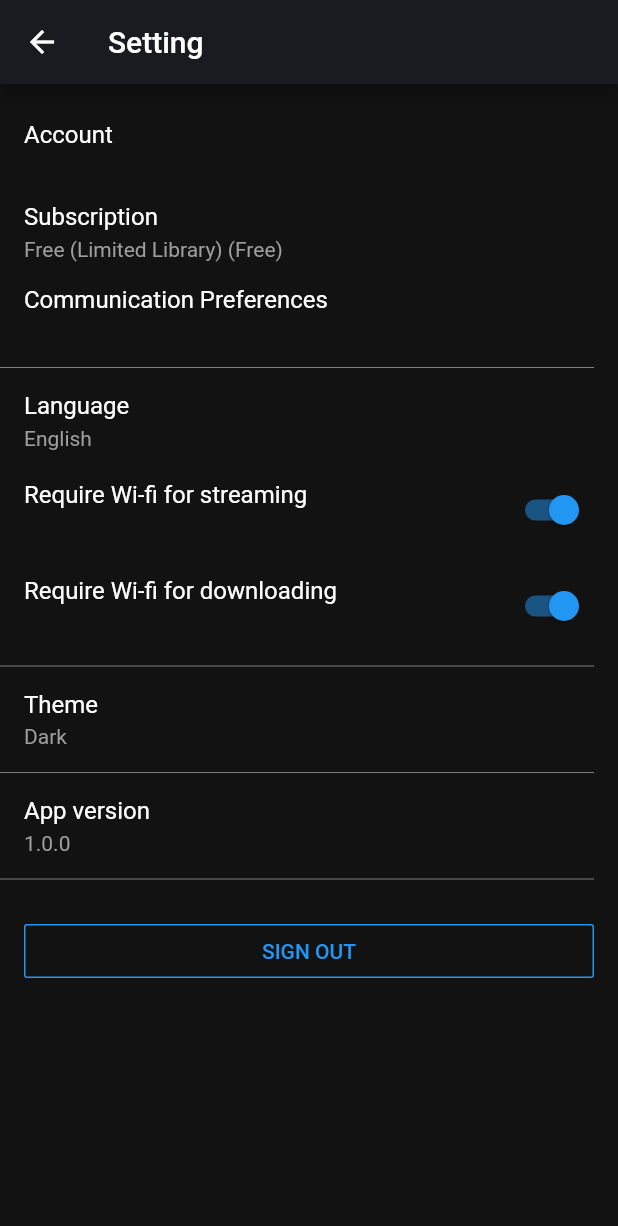
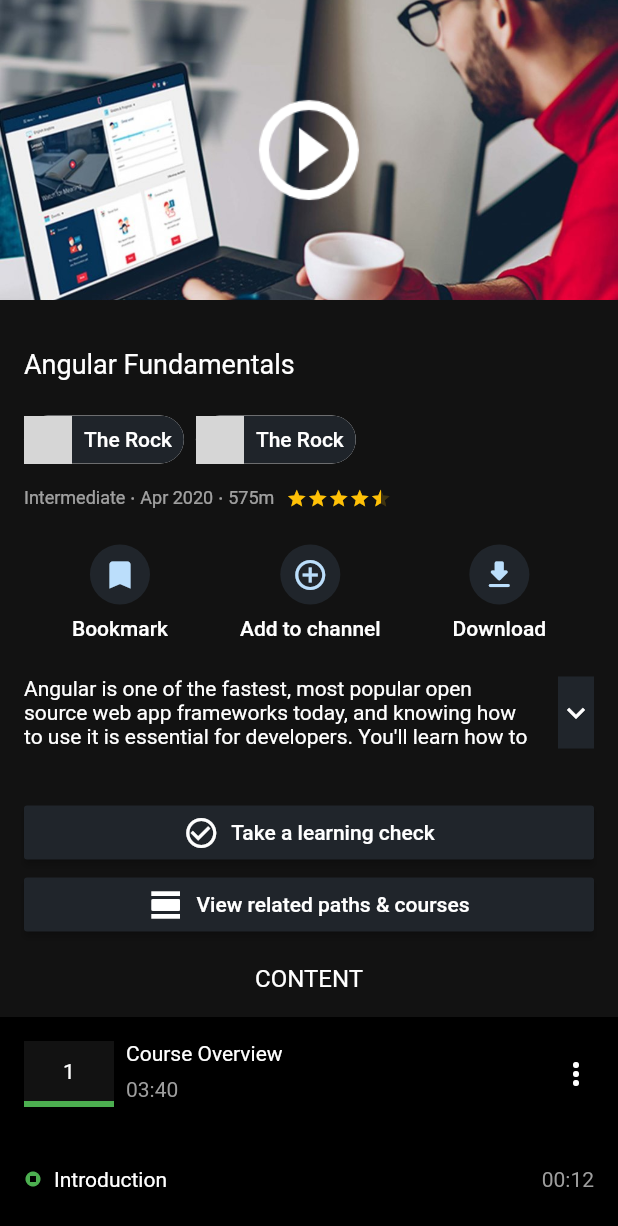
Before and after one commit to tranphunguyen98/MyOnlineLearning, a Flutter app: the screen it shows after launch, on a phone screen of 412 x 824 dp. Shown: the top 1226 px of the screen. Run offline on Flutter 3.47's test engine with Material 2 defaults, Android fonts, the phone set to English and light mode, and no system bars; drawn by our look-alikes of flutter_rating_bar; our stand-ins replace flutter_svg; grey boxes are pictures that could not be loaded.

Commit message:
feat (CourseDetail): Created UI

```diff
--- a/lib/main.dart
+++ b/lib/main.dart
@@ -15,7 +15,7 @@ class MyApp extends StatelessWidget {
         theme: ThemeData(
           visualDensity: VisualDensity.adaptivePlatformDensity,
         ),
-        initialRoute: MyRouter.SETTING,
+        initialRoute: MyRouter.COURSE_DETAIL,
         onGenerateRoute: MyRouter.generateRoute,
         home: HomeScreen());
   }
--- /dev/null
+++ b/lib/model/entity/Chapter.dart
@@ -0,0 +1,37 @@
+import 'Lesson.dart';
+
+class Chapter {
+  final String title;
+  final int duration;
+  final int index;
+  final bool isStudying;
+  final List<Lesson> listLesson;
+
+  const Chapter(this.title, this.duration, this.index, this.listLesson,
+      {this.isStudying = false});
+
+  String get durationString {
+    int minute = duration ~/ 60;
+    int second = duration % 60;
+    String result = "";
+    if (minute < 10) {
+      result += "0$minute:";
+    } else {
+      result += "$minute:";
+    }
+
+    if (second < 10) {
+      result += "0$second";
+    } else {
+      result += "$second";
+    }
+
+    return result;
+  }
+
+  static const List<Chapter> listChapter = [
+    Chapter("Course Overview", 220, 1, Lesson.listLesson, isStudying: true),
+    Chapter("Getting Started with Angular", 410, 2, Lesson.listLesson),
+    Chapter("Exploring the Angular Template Syntax", 110, 3, Lesson.listLesson),
+  ];
+}
--- /dev/null
+++ b/lib/model/entity/Lesson.dart
@@ -0,0 +1,35 @@
+class Lesson {
+  final String title;
+  final int duration;
+  final isStudying;
+
+  const Lesson(this.title, this.duration, {this.isStudying = false});
+
+  String get durationString {
+    int minute = duration ~/ 60;
+    int second = duration % 60;
+    String result = "";
+    if (minute < 10) {
+      result += "0$minute:";
+    } else {
+      result += "$minute:";
+    }
+
+    if (second < 10) {
+      result += "0$second";
+    } else {
+      result += "$second";
+    }
+
+    return result;
+  }
+
+  static const List<Lesson> listLesson = [
+    Lesson("Introduction", 12, isStudying: true),
+    Lesson("Practice Exercises", 60),
+    Lesson("Introduction to TypeScript", 90),
+    Lesson("Practice Exercises", 240),
+    Lesson("Introduction", 100),
+    Lesson("Introduction to TypeScript", 120)
+  ];
+}
--- a/lib/model/entity/course.dart
+++ b/lib/model/entity/course.dart
@@ -9,9 +9,10 @@ class Course {
   final String createdAt;
   final String level;
   final List<String> instructorNames;
+  final String description;
 
-  const Course({
-    this.id = "",
+  const Course(
+      {this.id = "",
       this.title = "",
       this.subtitle = "",
       this.price = "",
@@ -21,7 +22,7 @@ class Course {
       this.createdAt = "",
       this.level = "",
       this.instructorNames,
-  });
+      this.description = ""});
 
   static List<Course> listCourse = [
     Course(
@@ -33,7 +34,8 @@ class Course {
         totalMinutes: 575,
         ratedNumber: 4.2,
         imageUrl: "images/course_image_2.jpg",
-    ),
+        description:
+            "Angular is one of the fastest, most popular open source web app frameworks today, and knowing how to use it is essential for developers. You'll learn how to create components and user interfaces, data-binding, retrieving data using HTTP, and more."),
     Course(
       id: "2",
       title: "C# Fundamentals",
--- /dev/null
+++ b/lib/presentation/screen/course_study/course_introduction/ItemFunctionDetail.dart
@@ -0,0 +1,31 @@
+import 'package:flutter/material.dart';
+import 'package:my_online_learning/utils/my_const/my_const.dart';
+
+class ItemFunctionDetail extends StatelessWidget {
+  final String title;
+  final IconData iconData;
+
+  const ItemFunctionDetail(this.title, this.iconData);
+
+  @override
+  Widget build(BuildContext context) {
+    return FlatButton(
+        padding: EdgeInsets.symmetric(horizontal: 16.0, vertical: 8.0),
+        onPressed: () {},
+        child: Column(
+          children: [
+            CircleAvatar(
+              backgroundColor: COLOR_CONST.GRAY_LIGHT,
+              child: Icon(iconData),
+            ),
+            SizedBox(
+              height: 8.0,
+            ),
+            Text(
+              title,
+              style: STYLE_CONST.textRegular,
+            ),
+          ],
+        ));
+  }
+}
--- /dev/null
+++ b/lib/presentation/screen/course_study/course_introduction/WidgetButtonIcon.dart
@@ -0,0 +1,33 @@
+import 'package:flutter/material.dart';
+import 'package:my_online_learning/utils/my_const/my_const.dart';
+
+class WidgetButtonIcon extends StatelessWidget {
+  final String title;
+  final IconData iconData;
+
+  const WidgetButtonIcon(this.title, this.iconData);
+
+  @override
+  Widget build(BuildContext context) {
+    return RaisedButton(
+      onPressed: () {},
+      color: COLOR_CONST.GRAY_LIGHT,
+      child: Row(
+        mainAxisAlignment: MainAxisAlignment.center,
+        children: [
+          Icon(
+            iconData,
+            color: Colors.white,
+          ),
+          SizedBox(
+            width: 8.0,
+          ),
+          Text(
+            title,
+            style: STYLE_CONST.textRegular,
+          ),
+        ],
+      ),
+    );
+  }
+}
--- a/lib/presentation/screen/course_study/course_introduction/sc_course_introduction.dart
+++ b/lib/presentation/screen/course_study/course_introduction/sc_course_introduction.dart
@@ -0,0 +1,366 @@
+import 'package:flutter/material.dart';
+import 'package:flutter_rating_bar/flutter_rating_bar.dart';
+import 'package:my_online_learning/model/entity/Chapter.dart';
+import 'package:my_online_learning/model/entity/author.dart';
+import 'package:my_online_learning/model/entity/course.dart';
+import 'package:my_online_learning/utils/my_const/my_const.dart';
+
+import 'ItemFunctionDetail.dart';
+import 'WidgetButtonIcon.dart';
+
+class CourseDetailScreen extends StatefulWidget {
+  @override
+  _CourseDetailScreenState createState() => _CourseDetailScreenState();
+}
+
+class _CourseDetailScreenState extends State<CourseDetailScreen> {
+  Course course = Course.listCourse[0];
+
+  @override
+  Widget build(BuildContext context) {
+    return Material(
+      color: COLOR_CONST.BACKGROUND_DARK,
+      child: ListView(
+        children: [
+          SizedBox(height: MediaQuery.of(context).padding.top),
+          _buildVideoView(),
+          _buildHeaderInfo(),
+          _buildRowFunction(),
+          _buildDescription(),
+          _buildButtonFunction(),
+          _buildContentHeader(),
+          SizedBox(height: 16.0),
+          _buildContent(),
+        ],
+      ),
+    );
+  }
+
+  _buildVideoView() {
+    return Stack(
+      children: [
+        Image(
+            height: 200,
+            width: double.infinity,
+            fit: BoxFit.fitWidth,
+            image: AssetImage(course.imageUrl)),
+        Positioned.fill(
+          child: Align(
+            alignment: Alignment.center,
+            child: Image(
+              height: 80,
+              width: 80,
+              image: AssetImage("assets/ic_play.png"),
+            ),
+          ),
+        ),
+      ],
+    );
+  }
+
+  _buildItemAuthor() {
+    return Chip(
+      label: Text(
+        Author.listAuthor[0].name,
+        style: STYLE_CONST.textRegular,
+      ),
+      padding: EdgeInsets.all(0.0),
+      backgroundColor: COLOR_CONST.GRAY,
+      avatar: Container(
+        decoration: BoxDecoration(
+          shape: BoxShape.circle,
+          image: new DecorationImage(
+            fit: BoxFit.fill,
+            image: new AssetImage(Author.listAuthor[0].imageUrl),
+          ),
+        ),
+      ),
+    );
+  }
+
+  _buildHeaderInfo() {
+    return Padding(
+      padding: const EdgeInsets.all(16.0),
+      child: Column(
+        crossAxisAlignment: CrossAxisAlignment.start,
+        children: [
+          SizedBox(
+            height: 16.0,
+          ),
+          Text(
+            course.title,
+            style: STYLE_CONST.textTitle,
+          ),
+          SizedBox(
+            height: 16.0,
+          ),
+          Row(
+            children: [
+              _buildItemAuthor(),
+              SizedBox(
+                width: 8.0,
+              ),
+              _buildItemAuthor(),
+            ],
+          ),
+          SizedBox(
+            height: 8.0,
+          ),
+          _buildRowInfo(),
+        ],
+      ),
+    );
+  }
+
+  _buildRowInfo() {
+    return Row(
+      children: [
+        Text(
+          course.level,
+          style: STYLE_CONST.textSmallWhite60,
+        ),
+        SizedBox(
+          width: 4,
+        ),
+        Icon(
+          Icons.circle,
+          color: Colors.white60,
+          size: 2,
+        ),
+        SizedBox(
+          width: 4,
+        ),
+        Text(
+          course.createdAt,
+          style: STYLE_CONST.textSmallWhite60,
+        ),
+        SizedBox(
+          width: 4,
+        ),
+        Icon(
+          Icons.circle,
+          color: Colors.white60,
+          size: 2,
+        ),
+        SizedBox(
+          width: 4,
+        ),
+        Text(
+          "${course.totalMinutes}m",
+          style: STYLE_CONST.textSmallWhite60,
+        ),
+        SizedBox(
+          width: 8.0,
+        ),
+        _buildRating()
+      ],
+    );
+  }
+
+  _buildRating() {
+    return RatingBar(
+      initialRating: course.ratedNumber,
+      minRating: 1,
+      direction: Axis.horizontal,
+      allowHalfRating: true,
+      unratedColor: Colors.amber.withAlpha(50),
+      itemCount: 5,
+      itemSize: 14.0,
+      itemBuilder: (context, _) => Icon(
+        Icons.star,
+        color: Colors.amber,
+      ),
+      onRatingUpdate: (rating) {},
+    );
+  }
+
+  _buildRowFunction() {
+    return Padding(
+      padding: const EdgeInsets.symmetric(horizontal: 16.0),
+      child: Row(
+        mainAxisAlignment: MainAxisAlignment.spaceEvenly,
+        children: [
+          ItemFunctionDetail("Bookmark", Icons.bookmark),
+          ItemFunctionDetail("Add to channel", Icons.control_point),
+          ItemFunctionDetail("Download", Icons.download_rounded),
+        ],
+      ),
+    );
+  }
+
+  _buildDescription() {
+    return Padding(
+      padding: const EdgeInsets.all(16.0),
+      child: IntrinsicHeight(
+        child: Row(
+          crossAxisAlignment: CrossAxisAlignment.stretch,
+          children: [
+            Expanded(
+              child: Text(
+                course.description,
+                style: STYLE_CONST.textRegular,
+                maxLines: 3,
+              ),
+            ),
+            SizedBox(
+              width: 16.0,
+            ),
+            Container(
+              color: COLOR_CONST.GRAY_LIGHT,
+              alignment: Alignment.center,
+              child: Icon(
+                Icons.keyboard_arrow_down,
+                color: Colors.white,
+              ),
+            )
+          ],
+        ),
+      ),
+    );
+  }
+
+  _buildButtonFunction() {
+    return Padding(
+      padding: const EdgeInsets.all(16.0),
+      child: Column(
+        children: [
+          WidgetButtonIcon("Take a learning check", Icons.check_circle_outline),
+          WidgetButtonIcon("View related paths & courses", Icons.view_day),
+        ],
+      ),
+    );
+  }
+
+  _buildContentHeader() {
+    return Align(
+      alignment: Alignment.center,
+      child: Text(
+        "CONTENT",
+        style: STYLE_CONST.textMedium,
+      ),
+    );
+  }
+
+  _buildContent() {
+    return Container(
+      padding: EdgeInsets.only(top: 8.0),
+      color: Colors.black,
+      child: ListView.separated(
+        shrinkWrap: true,
+        physics: ClampingScrollPhysics(),
+        itemCount: Chapter.listChapter.length,
+        itemBuilder: (context, index) {
+          return ItemChapter(Chapter.listChapter[index]);
+        },
+        separatorBuilder: (BuildContext context, int index) {
+          return Padding(
+            padding: const EdgeInsets.all(16.0),
+            child: Divider(
+              color: Colors.grey,
+            ),
+          );
+        },
+      ),
+    );
+  }
+}
+
+class ItemChapter extends StatelessWidget {
+  final Chapter chapter;
+
+  const ItemChapter(this.chapter);
+  @override
+  Widget build(BuildContext context) {
+    return Column(
+      children: [
+        _buildHeader(),
+        SizedBox(
+          height: 16.0,
+        ),
+        ...chapter.listLesson.map((lesson) => Padding(
+              padding:
+                  const EdgeInsets.symmetric(horizontal: 16.0, vertical: 16.0),
+              child: Row(
+                children: [
+                  Icon(
+                    Icons.stop_circle,
+                    color: lesson.isStudying
+                        ? Colors.green
+                        : COLOR_CONST.BACKGROUND_DARK,
+                    size: 12,
+                  ),
+                  SizedBox(
+                    width: 8.0,
+                  ),
+                  Expanded(
+                      child: Text(
+                    lesson.title,
+                    style: STYLE_CONST.textRegular,
+                  )),
+                  Text(
+                    lesson.durationString,
+                    style: STYLE_CONST.textRegularGray,
+                  ),
+                ],
+              ),
+            ))
+      ],
+    );
+  }
+
+  _buildHeader() {
+    return Container(
+      padding: EdgeInsets.symmetric(horizontal: 16.0, vertical: 8.0),
+      height: 60.0,
+      child: Row(children: [
+        Container(
+          width: 60.0,
+          child: Column(
+            children: [
+              Expanded(
+                child: Container(
+                  alignment: Alignment.center,
+                  color: COLOR_CONST.BACKGROUND_DARK,
+                  child: Text(
+                    chapter.index.toString(),
+                    style: STYLE_CONST.textRegular,
+                  ),
+                ),
+              ),
+              Container(
+                height: 4.0,
+                color:
+                    chapter.isStudying ? Colors.green : COLOR_CONST.GRAY_LIGHT,
+              )
+            ],
+          ),
+        ),
+        SizedBox(
+          width: 8.0,
+        ),
+        Expanded(
+          child: Column(
+            crossAxisAlignment: CrossAxisAlignment.start,
+            children: [
+              Text(
+                chapter.title,
+                style: STYLE_CONST.textRegular,
+              ),
+              SizedBox(
+                height: 8.0,
+              ),
+              Text(
+                chapter.durationString,
+                style: STYLE_CONST.textRegularGray,
+              )
+            ],
+          ),
+        ),
+        Icon(
+          Icons.more_vert,
+          color: Colors.white,
+        )
+      ]),
+    );
+  }
+}
--- a/lib/presentation/screen/router.dart
+++ b/lib/presentation/screen/router.dart
@@ -7,6 +7,7 @@ import 'package:my_online_learning/presentation/screen/Authentication/register/s
 import 'package:my_online_learning/presentation/screen/Authentication/reset_password/sc_reset_password.dart';
 import 'package:my_online_learning/presentation/screen/Authentication/start/sc_start.dart';
 import 'package:my_online_learning/presentation/screen/browse_courses/list_of_courses/sc_list_course.dart';
+import 'package:my_online_learning/presentation/screen/course_study/course_introduction/sc_course_introduction.dart';
 import 'package:my_online_learning/presentation/screen/home_page.dart';
 
 import 'Authentication/sign_in/sc_sign_in.dart';
@@ -19,6 +20,7 @@ class MyRouter {
   static const String THEME = '/theme';
   static const String HOME = '/home';
   static const String LIST_COURSE = '/list_course';
+  static const String COURSE_DETAIL = '/course_detail';
   static const String START = '/start';
   static const String SPLASH = '/splash';
   static const String LOGIN = '/login';
@@ -42,6 +44,8 @@ class MyRouter {
         return MaterialPageRoute(builder: (_) => LoginScreen());
       case LIST_COURSE:
         return MaterialPageRoute(builder: (_) => ListCourseScreen());
+      case COURSE_DETAIL:
+        return MaterialPageRoute(builder: (_) => CourseDetailScreen());
       case START:
         return MaterialPageRoute(builder: (_) => StartScreen());
       case REGISTER:
--- a/lib/utils/my_const/COLOR_CONST.dart
+++ b/lib/utils/my_const/COLOR_CONST.dart
@@ -4,5 +4,6 @@ class COLOR_CONST {
   static final HexColor BTN_DEFAULT = new HexColor("#2196f3");
   static final HexColor BACKGROUND_DARK = new HexColor("#121212");
   static final HexColor GRAY = new HexColor("#1f242a");
+  static final HexColor GRAY_LIGHT = new HexColor("#20252B");
   static final HexColor GRAY_DARK = new HexColor("#181b20");
 }
--- a/pubspec.yaml
+++ b/pubspec.yaml
@@ -48,7 +48,7 @@ flutter:
 
   # To add assets to your application, add an assets section, like this:
   assets:
-     - assets/logo.svg
+     - assets/
      - images/
 
   # An image asset can refer to one or more resolution-specific "variants", see
```
Also changed, not shown: assets/ic_play.png (added). Lines whose indentation alone changed are shown as unchanged.
